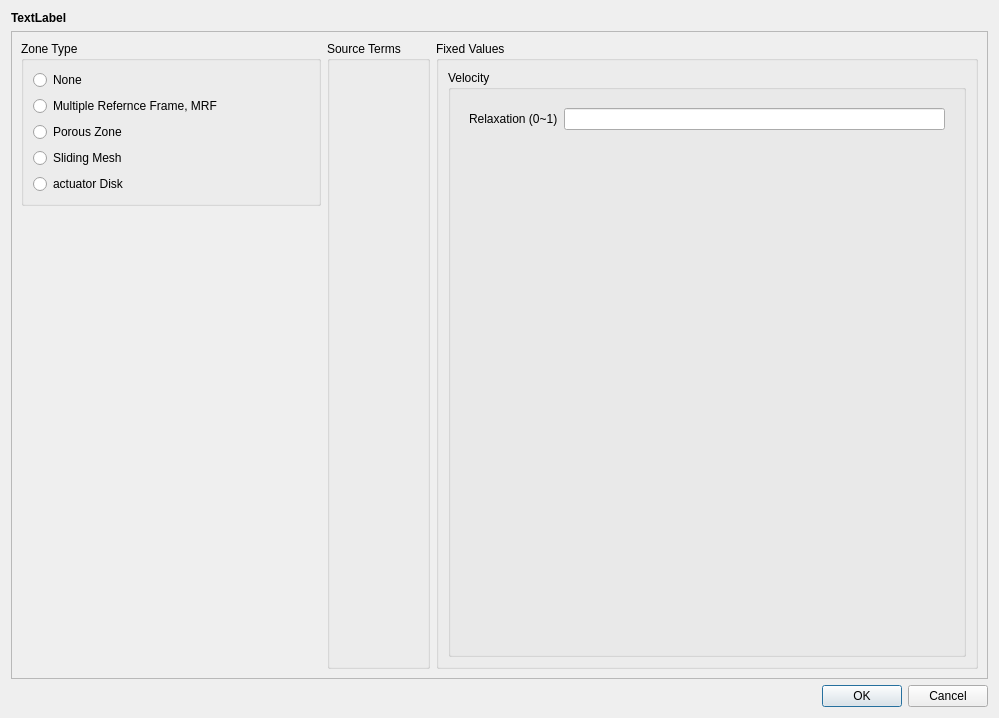
The window that view/setup/cell_zone_conditions/cell_zone_condition_dialog.ui (nextfoam/baram) describes before a commit, drawn with Qt 5.
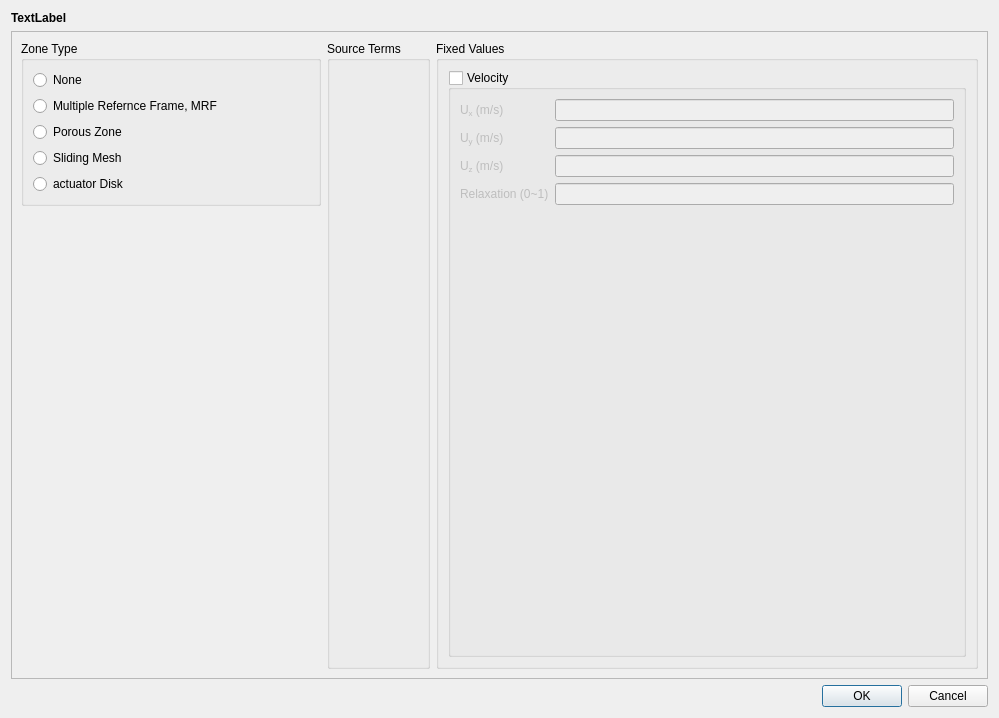
The same window after the commit.

Commit message: boundary, cellZones 로딩 기능 추가 boundary 파일 작성 기능 추가 (type 변경 재기록) UI 누락 내용 추가 및 수정 - turbulence model dialog - cell zone dialog dialog - run calculation page 및 db(xsd/xml xpath 상수명 _XPATH로 통일

```diff
--- a/view/setup/cell_zone_conditions/cell_zone_condition_dialog.ui
+++ b/view/setup/cell_zone_conditions/cell_zone_condition_dialog.ui
@@ -192,22 +192,52 @@
             <property name="title">
              <string>Velocity</string>
             </property>
-            <layout class="QVBoxLayout" name="verticalLayout_3">
-             <item>
-              <widget class="QWidget" name="widget_7" native="true">
-               <layout class="QFormLayout" name="formLayout_13">
+            <property name="checkable">
+             <bool>true</bool>
+            </property>
+            <property name="checked">
+             <bool>false</bool>
+            </property>
+            <layout class="QFormLayout" name="formLayout">
                 <item row="0" column="0">
                  <widget class="QLabel" name="label_21">
                   <property name="text">
-                   <string>Relaxation (0~1)</string>
+                <string>U&lt;sub&gt;x&lt;/sub&gt; (m/s)</string>
                   </property>
                  </widget>
                 </item>
                 <item row="0" column="1">
+              <widget class="QLineEdit" name="xVelocity"/>
+             </item>
+             <item row="1" column="0">
+              <widget class="QLabel" name="label_23">
+               <property name="text">
+                <string>U&lt;sub&gt;y&lt;/sub&gt; (m/s)</string>
+               </property>
+              </widget>
+             </item>
+             <item row="1" column="1">
+              <widget class="QLineEdit" name="yVelocity"/>
+             </item>
+             <item row="2" column="0">
+              <widget class="QLabel" name="label_24">
+               <property name="text">
+                <string>U&lt;sub&gt;z&lt;/sub&gt; (m/s)</string>
+               </property>
+              </widget>
+             </item>
+             <item row="2" column="1">
+              <widget class="QLineEdit" name="zVelocity"/>
+             </item>
+             <item row="3" column="0">
+              <widget class="QLabel" name="label_22">
+               <property name="text">
+                <string>Relaxation (0~1)</string>
+               </property>
+              </widget>
+             </item>
+             <item row="3" column="1">
                  <widget class="QLineEdit" name="relaxation"/>
-                </item>
-               </layout>
-              </widget>
              </item>
             </layout>
            </widget>
```
Lines whose indentation alone changed are shown as unchanged. The commit also changes 78 other files.
